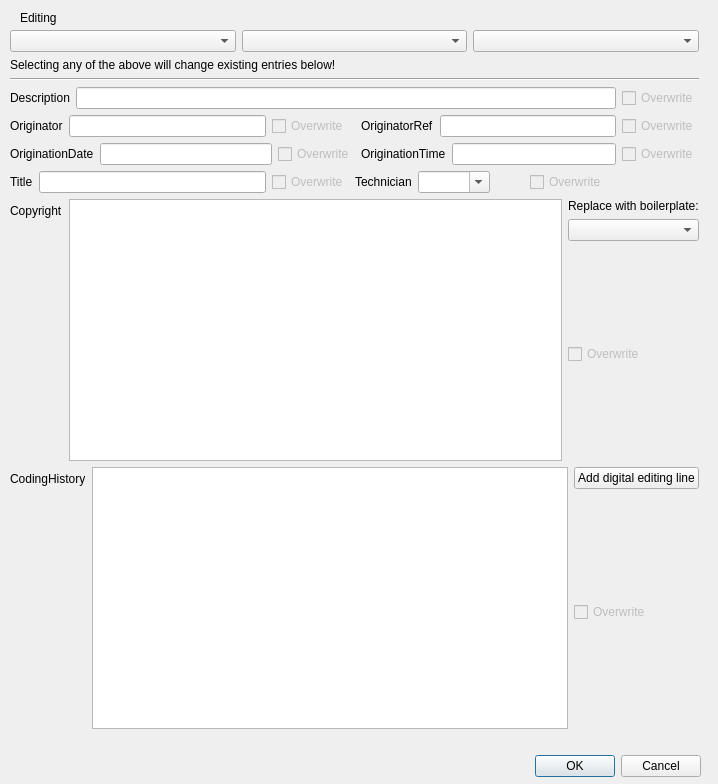
This is main.ui in Ukrainian-History/autoBWF as Qt 5 draws it before an edit. The edited form follows.
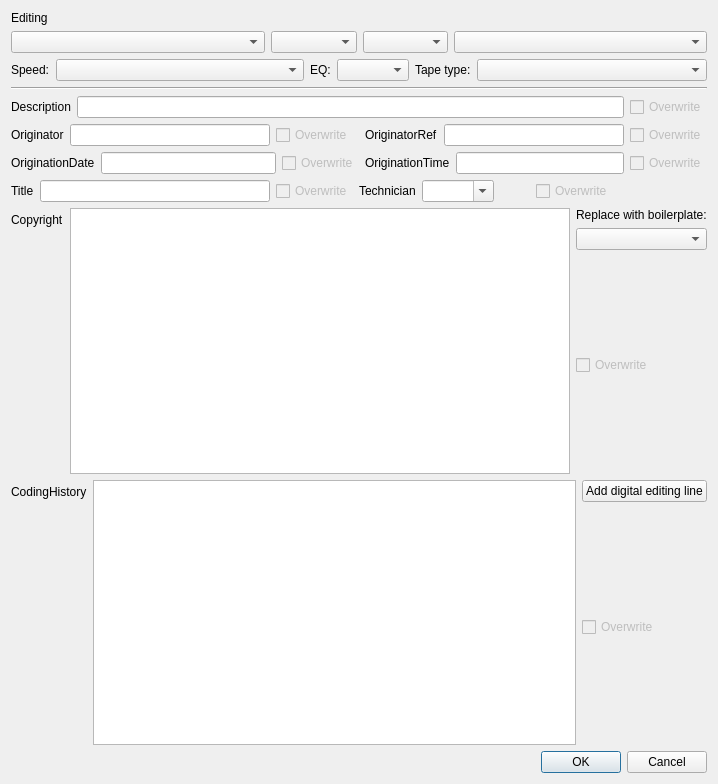
This is the edited form.

```diff
--- a/main.ui
+++ b/main.ui
@@ -13,60 +13,138 @@
   <property name="windowTitle">
    <string>Dialog</string>
   </property>
-  <widget class="QDialogButtonBox" name="buttonBox">
-   <property name="geometry">
-    <rect>
-     <x>80</x>
-     <y>750</y>
-     <width>621</width>
-     <height>32</height>
-    </rect>
-   </property>
-   <property name="orientation">
-    <enum>Qt::Horizontal</enum>
-   </property>
-   <property name="standardButtons">
-    <set>QDialogButtonBox::Cancel|QDialogButtonBox::Ok</set>
-   </property>
-  </widget>
-  <widget class="QWidget" name="layoutWidget">
-   <property name="geometry">
-    <rect>
-     <x>10</x>
-     <y>30</y>
-     <width>689</width>
-     <height>699</height>
-    </rect>
-   </property>
-   <layout class="QVBoxLayout" name="verticalLayout_3">
-    <item>
-     <layout class="QHBoxLayout" name="horizontalLayout_2">
-      <item>
-       <widget class="QComboBox" name="deckSelect"/>
-      </item>
-      <item>
-       <widget class="QComboBox" name="adcSelect"/>
-      </item>
-      <item>
-       <widget class="QComboBox" name="softwareSelect"/>
-      </item>
-     </layout>
-    </item>
-    <item>
+  <layout class="QGridLayout" name="gridLayout_3">
+   <item row="0" column="0">
+    <widget class="QLabel" name="editingLabel">
+     <property name="text">
+      <string>Editing</string>
+     </property>
+    </widget>
+   </item>
+   <item row="1" column="0" colspan="2">
+    <layout class="QGridLayout" name="gridLayout_2">
+     <item row="0" column="0">
+      <widget class="QComboBox" name="deckSelect">
+       <property name="sizePolicy">
+        <sizepolicy hsizetype="Expanding" vsizetype="Fixed">
+         <horstretch>0</horstretch>
+         <verstretch>0</verstretch>
+        </sizepolicy>
+       </property>
+      </widget>
+     </item>
+     <item row="0" column="1" colspan="2">
+      <widget class="QComboBox" name="adcSelect">
+       <property name="sizePolicy">
+        <sizepolicy hsizetype="Expanding" vsizetype="Fixed">
+         <horstretch>0</horstretch>
+         <verstretch>0</verstretch>
+        </sizepolicy>
+       </property>
+      </widget>
+     </item>
+     <item row="0" column="3" colspan="2">
+      <widget class="QComboBox" name="softwareSelect">
+       <property name="sizePolicy">
+        <sizepolicy hsizetype="Expanding" vsizetype="Fixed">
+         <horstretch>0</horstretch>
+         <verstretch>0</verstretch>
+        </sizepolicy>
+       </property>
+      </widget>
+     </item>
+     <item row="0" column="5">
+      <widget class="QComboBox" name="mediaSelect">
+       <property name="sizePolicy">
+        <sizepolicy hsizetype="Expanding" vsizetype="Fixed">
+         <horstretch>0</horstretch>
+         <verstretch>0</verstretch>
+        </sizepolicy>
+       </property>
+      </widget>
+     </item>
+     <item row="1" column="0" colspan="2">
+      <layout class="QFormLayout" name="formLayout_10">
+       <property name="fieldGrowthPolicy">
+        <enum>QFormLayout::ExpandingFieldsGrow</enum>
+       </property>
+       <item row="0" column="0">
      <widget class="QLabel" name="label_7">
       <property name="text">
-       <string>Selecting any of the above will change existing entries below!</string>
+          <string>Speed:</string>
       </property>
      </widget>
     </item>
-    <item>
+       <item row="0" column="1">
+        <widget class="QComboBox" name="speedSelect">
+         <property name="sizePolicy">
+          <sizepolicy hsizetype="Expanding" vsizetype="Fixed">
+           <horstretch>0</horstretch>
+           <verstretch>0</verstretch>
+          </sizepolicy>
+         </property>
+        </widget>
+       </item>
+      </layout>
+     </item>
+     <item row="1" column="2" colspan="2">
+      <layout class="QFormLayout" name="formLayout_11">
+       <property name="fieldGrowthPolicy">
+        <enum>QFormLayout::ExpandingFieldsGrow</enum>
+       </property>
+       <item row="0" column="0">
+        <widget class="QLabel" name="label_12">
+         <property name="text">
+          <string>EQ:</string>
+         </property>
+        </widget>
+       </item>
+       <item row="0" column="1">
+        <widget class="QComboBox" name="eqSelect">
+         <property name="sizePolicy">
+          <sizepolicy hsizetype="Expanding" vsizetype="Fixed">
+           <horstretch>0</horstretch>
+           <verstretch>0</verstretch>
+          </sizepolicy>
+         </property>
+        </widget>
+       </item>
+      </layout>
+     </item>
+     <item row="1" column="4" colspan="2">
+      <layout class="QFormLayout" name="formLayout_12">
+       <property name="fieldGrowthPolicy">
+        <enum>QFormLayout::ExpandingFieldsGrow</enum>
+       </property>
+       <item row="0" column="0">
+        <widget class="QLabel" name="label_13">
+         <property name="text">
+          <string>Tape type:</string>
+         </property>
+        </widget>
+       </item>
+       <item row="0" column="1">
+        <widget class="QComboBox" name="typeSelect">
+         <property name="sizePolicy">
+          <sizepolicy hsizetype="Expanding" vsizetype="Fixed">
+           <horstretch>0</horstretch>
+           <verstretch>0</verstretch>
+          </sizepolicy>
+         </property>
+        </widget>
+       </item>
+      </layout>
+     </item>
+    </layout>
+   </item>
+   <item row="2" column="0" colspan="2">
      <widget class="Line" name="line">
       <property name="orientation">
        <enum>Qt::Horizontal</enum>
       </property>
      </widget>
     </item>
-    <item>
+   <item row="3" column="0" colspan="2">
      <layout class="QGridLayout" name="gridLayout">
       <item row="0" column="0" colspan="3">
        <layout class="QHBoxLayout" name="horizontalLayout">
@@ -364,6 +442,9 @@
        <layout class="QHBoxLayout" name="horizontalLayout_10">
         <item>
          <layout class="QFormLayout" name="formLayout_9">
+         <property name="fieldGrowthPolicy">
+          <enum>QFormLayout::ExpandingFieldsGrow</enum>
+         </property>
           <item row="0" column="0">
            <widget class="QLabel" name="label_11">
             <property name="text">
@@ -427,21 +508,17 @@
       </item>
      </layout>
     </item>
-   </layout>
-  </widget>
-  <widget class="QLabel" name="editingLabel">
-   <property name="geometry">
-    <rect>
-     <x>20</x>
-     <y>10</y>
-     <width>59</width>
-     <height>16</height>
-    </rect>
-   </property>
-   <property name="text">
-    <string>Editing</string>
-   </property>
-  </widget>
+   <item row="4" column="1">
+    <widget class="QDialogButtonBox" name="buttonBox">
+     <property name="orientation">
+      <enum>Qt::Horizontal</enum>
+     </property>
+     <property name="standardButtons">
+      <set>QDialogButtonBox::Cancel|QDialogButtonBox::Ok</set>
+     </property>
+    </widget>
+   </item>
+  </layout>
  </widget>
  <resources/>
  <connections>
```
Lines whose indentation alone changed are shown as unchanged.
